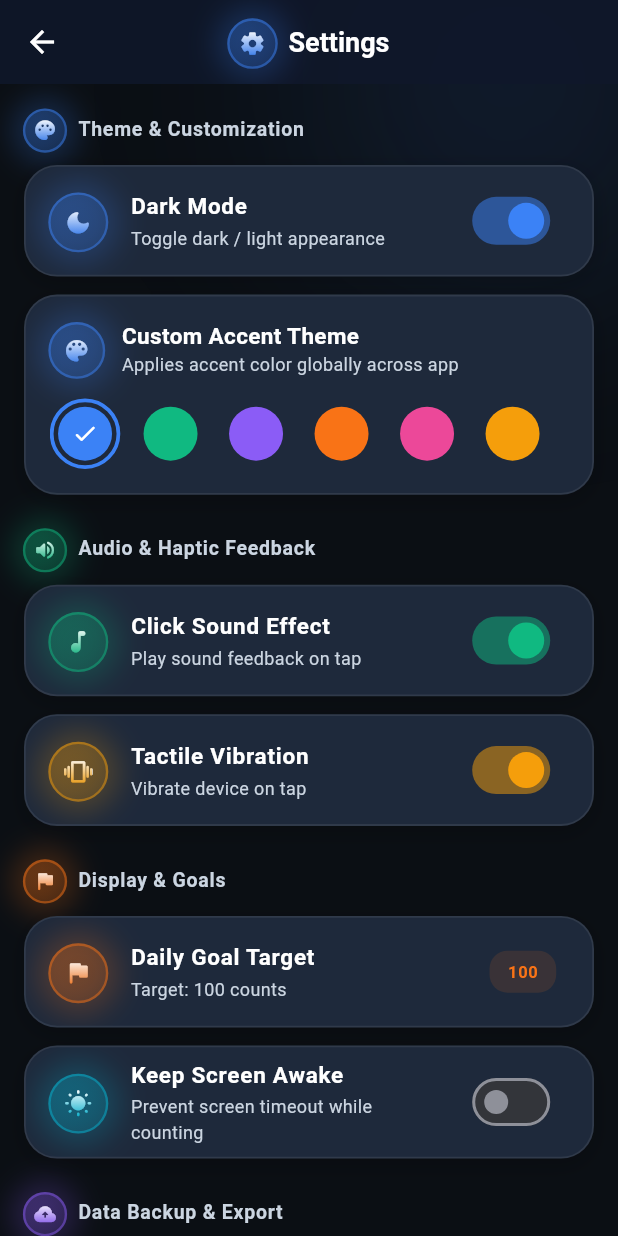
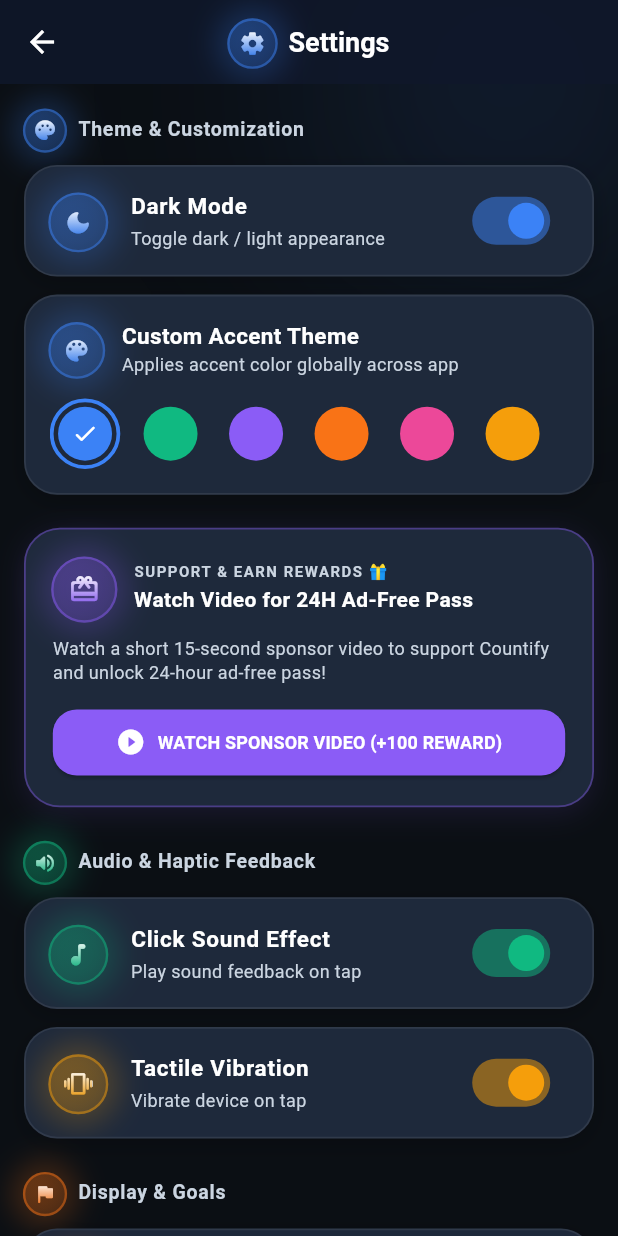
Before and after one commit to CodingWithHabib/Countify, a Flutter app: the SettingsScreen screen opened directly, on a phone screen of 412 x 824 dp. Run offline on Flutter 3.47's test engine with Material 3 defaults, Android fonts, the phone set to English and light mode, and no system bars; our stand-ins replace confetti, fl_chart, flutter_tts, google_mobile_ads, share_plus, shared_preferences and 3 more; missing offline and left inert: flutter_soloud; accounts and stored records are empty; network calls fail.

Commit message:
feat: integrate Google Mobile Ads AdMob SDK with adaptive banner, goal interstitial, and rewarded video ads

```diff
--- a/lib/main.dart
+++ b/lib/main.dart
@@ -2,10 +2,13 @@ import 'package:flutter/material.dart';
 
 import 'theme/app_theme.dart';
 import 'services/theme_service.dart';
+import 'services/ad_service.dart';
 import 'screens/splash_screen.dart';
 
 Future<void> main() async {
   WidgetsFlutterBinding.ensureInitialized();
+  await ThemeService.init();
+  await AdService.init();
   runApp(const MyApp());
 }
 
--- a/lib/screens/settings_screen.dart
+++ b/lib/screens/settings_screen.dart
@@ -8,6 +8,7 @@ import '../services/sound_service.dart';
 import '../services/vibration_service.dart';
 import '../services/theme_service.dart';
 import '../services/toast_service.dart';
+import '../services/ad_service.dart';
 import '../dialogs/goal_dialog.dart';
 import '../theme/app_theme_colors.dart';
 import '../widgets/live_animated_icon.dart';
@@ -578,6 +579,11 @@ class _SettingsScreenState extends State<SettingsScreen>
 
                   const SizedBox(height: 22),
 
+                  // Rewarded Sponsor Video Ad Section
+                  _buildRewardedAdCard(colors, isDark),
+
+                  const SizedBox(height: 22),
+
                   // Audio & Haptic Feedback Section
                   _buildSectionHeader(
                     title: "Audio & Haptic Feedback",
@@ -1077,6 +1083,111 @@ class _SettingsScreenState extends State<SettingsScreen>
     );
   }
 
+  Widget _buildRewardedAdCard(AppThemeColors colors, bool isDark) {
+    return Container(
+      width: double.infinity,
+      padding: const EdgeInsets.all(18),
+      decoration: BoxDecoration(
+        color: isDark ? const Color(0xFF1E293B) : Colors.white,
+        borderRadius: BorderRadius.circular(24),
+        border: Border.all(
+          color: const Color(0xFF8B5CF6).withOpacity(0.4),
+          width: 1.2,
+        ),
+        boxShadow: [
+          BoxShadow(
+            color: const Color(0xFF8B5CF6).withOpacity(0.12),
+            blurRadius: 16,
+            offset: const Offset(0, 4),
+          ),
+        ],
+      ),
+      child: Column(
+        crossAxisAlignment: CrossAxisAlignment.start,
+        children: [
+          Row(
+            children: [
+              const LiveAnimatedIcon(
+                icon: Icons.card_giftcard_rounded,
+                color: Color(0xFF8B5CF6),
+                size: 42,
+                iconSize: 20,
+              ),
+              const SizedBox(width: 12),
+              Expanded(
+                child: Column(
+                  crossAxisAlignment: CrossAxisAlignment.start,
+                  children: [
+                    Text(
+                      "SUPPORT & EARN REWARDS 🎁",
+                      style: TextStyle(
+                        fontSize: 10,
+                        fontWeight: FontWeight.bold,
+                        letterSpacing: 1.0,
+                        color: colors.secondaryText,
+                      ),
+                    ),
+                    const SizedBox(height: 2),
+                    Text(
+                      "Watch Video for 24H Ad-Free Pass",
+                      style: TextStyle(
+                        fontSize: 14,
+                        fontWeight: FontWeight.bold,
+                        color: colors.primaryText,
+                      ),
+                    ),
+                  ],
+                ),
+              ),
+            ],
+          ),
+          const SizedBox(height: 12),
+          Text(
+            "Watch a short 15-second sponsor video to support Countify and unlock 24-hour ad-free pass!",
+            style: TextStyle(
+              fontSize: 12,
+              color: colors.secondaryText,
+              height: 1.35,
+            ),
+          ),
+          const SizedBox(height: 14),
+          SizedBox(
+            width: double.infinity,
+            child: ElevatedButton.icon(
+              style: ElevatedButton.styleFrom(
+                backgroundColor: const Color(0xFF8B5CF6),
+                padding: const EdgeInsets.symmetric(vertical: 12),
+                shape: RoundedRectangleBorder(
+                  borderRadius: BorderRadius.circular(16),
+                ),
+              ),
+              icon: const Icon(Icons.play_circle_fill_rounded, color: Colors.white, size: 20),
+              label: const Text(
+                "WATCH SPONSOR VIDEO (+100 REWARD)",
+                style: TextStyle(
+                  color: Colors.white,
+                  fontWeight: FontWeight.bold,
+                  fontSize: 12,
+                ),
+              ),
+              onPressed: () {
+                AdService.showRewardedAd(
+                  onUserEarnedReward: (reward) {
+                    ToastService.success(
+                      context,
+                      "Reward Earned! 🎁",
+                      "Thank you for supporting Countify! 24-Hour Pass Unlocked.",
+                    );
+                  },
+                );
+              },
+            ),
+          ),
+        ],
+      ),
+    );
+  }
+
   Widget _buildLuxuryCard({
     required bool isDark,
     required Widget child,
--- a/pubspec.yaml
+++ b/pubspec.yaml
@@ -43,6 +43,7 @@ dependencies:
   flutter_tts: ^4.2.2
   wakelock_plus: ^1.2.11
   path_provider: ^2.1.5
+  google_mobile_ads: ^5.2.0
   # The following adds the Cupertino Icons font to your application.
   # Use with the CupertinoIcons class for iOS style icons.
   cupertino_icons: ^1.0.8
```
Also changed, not shown: lib/screens/home_screen.dart (+47 -1 lines), lib/services/ad_service.dart (added, +144 -0 lines), pubspec.lock, 2 other files.
